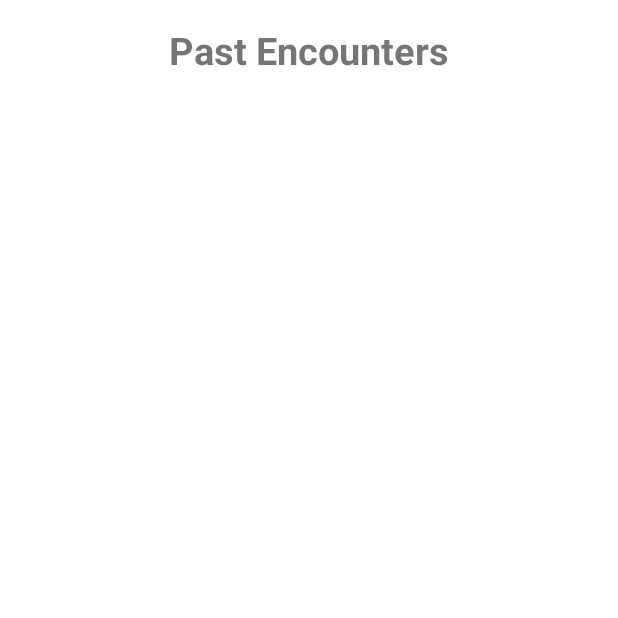
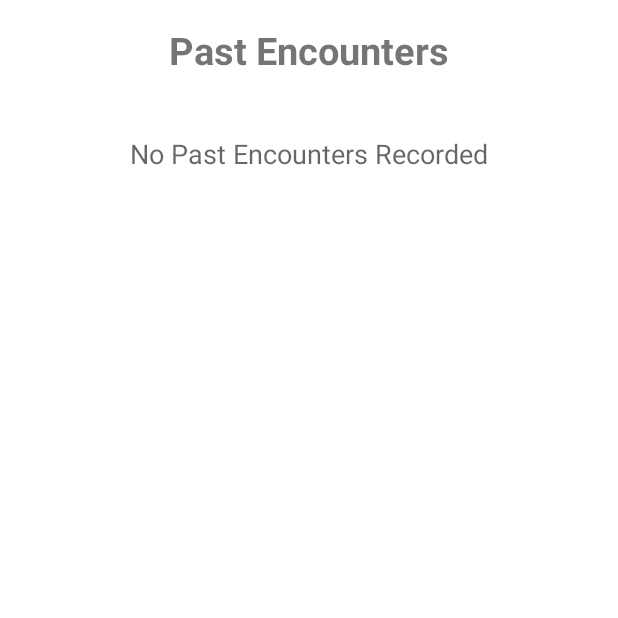
Before and after one commit to RosieBellini/Bluetooth_Proximity, an Android app: the HistoryActivity screen opened directly, with no data from a screen before it, on a phone screen of 412 x 824 dp, the top half of it. Run offline under Robolectric (Android 15) with nearby library versions, the phone set to English and light mode, and no system bars.

Commit message:
Minor Updates; History Screen

```diff
--- a/app/src/main/java/com/example/b2026015/bluetooth/rfb/activities/FeedbackActivity.java
+++ b/app/src/main/java/com/example/b2026015/bluetooth/rfb/activities/FeedbackActivity.java
@@ -190,4 +190,8 @@ public class FeedbackActivity extends AppCompatActivity {
 
     }
 
+    public void onBackPressed() {
+        // disallow back pressed
+    }
+
 }
--- a/app/src/main/java/com/example/b2026015/bluetooth/rfb/activities/HistoryActivity.java
+++ b/app/src/main/java/com/example/b2026015/bluetooth/rfb/activities/HistoryActivity.java
@@ -11,6 +11,7 @@ import android.support.v7.widget.Toolbar;
 import android.util.Log;
 import android.view.View;
 import android.widget.ListView;
+import android.widget.TextView;
 
 import com.example.b2026015.bluetooth.R;
 import com.example.b2026015.bluetooth.rfb.entities.Response;
@@ -28,6 +29,7 @@ public class HistoryActivity extends AppCompatActivity {
     private SQLHelper dbHelper;
     ArrayList<Response> responsesList;
     private ListView listView;
+    private TextView tv;
     private Context mContext;
     private static EncounterAdapter ea;
 
@@ -50,9 +52,10 @@ public class HistoryActivity extends AppCompatActivity {
         // If responses table isn't empty
         if(!dbHelper.isEmpty()) {
             responsesList = dbHelper.getAllResponses();
+            tv = (TextView) findViewById(R.id.noPastEncountersT);
         }
         else {
-            System.out.println("NO RESPONSES TO DISPLAY");
+            //tv.setVisibility(View.INVISIBLE);
         }
     }
 
--- a/app/src/main/java/com/example/b2026015/bluetooth/rfb/fragments/CasualEncounterFragment.java
+++ b/app/src/main/java/com/example/b2026015/bluetooth/rfb/fragments/CasualEncounterFragment.java
@@ -106,4 +106,8 @@ public class CasualEncounterFragment extends Fragment {
         // TODO: Update argument type and name
         void onFragmentInteraction(Uri uri);
     }
+
+    public void callParentMethod(){
+        getActivity().onBackPressed();
+    }
 }
--- a/app/src/main/res/layout/activity_history.xml
+++ b/app/src/main/res/layout/activity_history.xml
@@ -34,4 +34,15 @@
         android:layout_below="@+id/textView1">
     </ListView>
 
+    <TextView
+        android:layout_width="wrap_content"
+        android:layout_height="wrap_content"
+        android:textAppearance="?android:attr/textAppearanceMedium"
+        android:text="No Past Encounters Recorded"
+        android:id="@+id/noPastEncountersT"
+        android:layout_below="@+id/textView1"
+        android:layout_centerHorizontal="true"
+        android:layout_marginTop="39dp"
+        android:visibility="visible" />
+
 </RelativeLayout>
```
